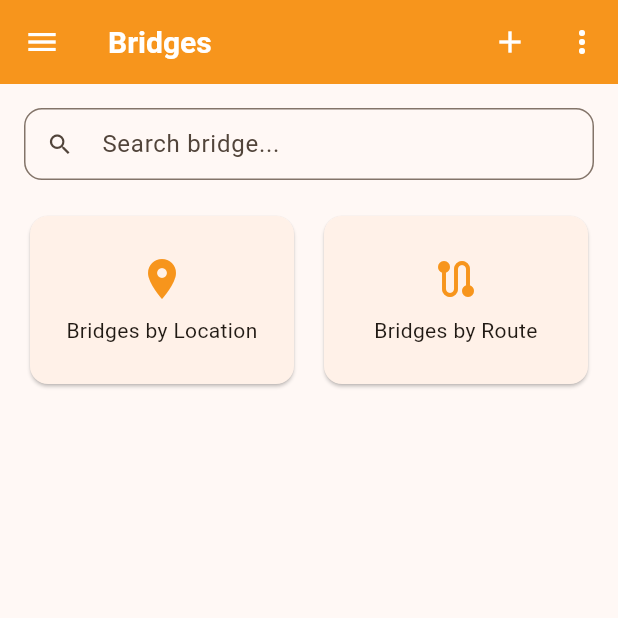
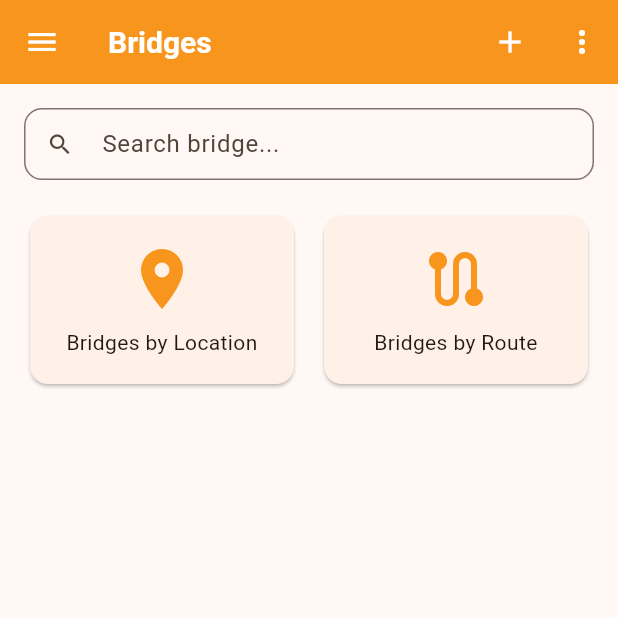
Before and after one commit to wondaphil/era_bms_flutter, a Flutter app: the BridgesPage screen opened by its route, on a phone screen of 412 x 824 dp, the top half of it. Run offline on Flutter 3.47's test engine with Material 3 defaults, Android fonts, the phone set to English and light mode, and no system bars; our stand-ins replace flutter_riverpod, flutter_svg, go_router, sqflite; accounts and stored records are empty.

Commit message:
Add search featue for bridge and culvert

```diff
--- a/lib/core/navigation/app_router.dart
+++ b/lib/core/navigation/app_router.dart
@@ -4,8 +4,10 @@
 import '../../features/culverts/culverts_page.dart';
 import '../../features/bridges/bridges_by_location_page.dart';
 import '../../features/bridges/bridges_by_route_page.dart';
+import '../../features/bridges/bridge_detail_page.dart';
 import '../../features/culverts/culverts_by_location_page.dart';
 import '../../features/culverts/culverts_by_route_page.dart';
+import '../../features/culverts/culvert_detail_page.dart';
 
 final appRouter = GoRouter(
   initialLocation: '/',
@@ -44,5 +46,21 @@
       path: '/culvertsbyroute',
       builder: (context, state) => const CulvertsByRoutePage(),
     ),
+
+		GoRoute(
+			path: '/bridge/:id',
+			builder: (context, state) {
+				final bridgeId = state.pathParameters['id']!;
+				return BridgeDetailPage(bridgeId: bridgeId);
+			},
+		),
+
+		GoRoute(
+			path: '/culvert/:id',
+			builder: (context, state) {
+				final culvertId = state.pathParameters['id']!;
+				return CulvertDetailPage(culvertId: culvertId);
+			},
+		),
   ],
 );
--- a/lib/features/bridges/bridges_by_location_page.dart
+++ b/lib/features/bridges/bridges_by_location_page.dart
@@ -1,4 +1,5 @@
 import 'package:flutter/material.dart';
+import 'package:go_router/go_router.dart';
 import '../../core/database/location_repository.dart';
 import '../../core/database/bridges_repository.dart';
 import '../../core/widgets/app_svg_icon.dart';
@@ -186,10 +187,13 @@
 																itemBuilder: (context, index) {
 																	final b = bridges[index];
 																	return ListTile(
-																		leading: const Icon(Icons.account_tree),
+																		leading: AppSvgIcon(asset: 'assets/icons/bridge.svg', size: 24),
 																		title: Text(
 																			'${b['BridgeNo']} - ${b['BridgeName']}',
 																		),
+																		onTap: () {
+																			context.push('/bridge/${b['BridgeId']}');
+																		},
 																	);
 																},
 															),
--- a/lib/features/bridges/bridges_by_route_page.dart
+++ b/lib/features/bridges/bridges_by_route_page.dart
@@ -1,4 +1,5 @@
 import 'package:flutter/material.dart';
+import 'package:go_router/go_router.dart';
 import '../../core/database/route_repository.dart';
 import '../../core/database/bridges_repository.dart';
 import '../../core/widgets/app_svg_icon.dart';
@@ -154,10 +155,13 @@
 																itemBuilder: (context, index) {
 																	final b = bridges[index];
 																	return ListTile(
-																		leading: const Icon(Icons.account_tree),
+																		leading: AppSvgIcon(asset: 'assets/icons/bridge.svg', size: 24),
 																		title: Text(
 																			'${b['BridgeNo']} - ${b['BridgeName']}',
 																		),
+																		onTap: () {
+																			context.push('/bridge/${b['BridgeId']}');
+																		},
 																	);
 																},
 															),
--- a/lib/features/bridges/bridges_page.dart
+++ b/lib/features/bridges/bridges_page.dart
@@ -1,9 +1,55 @@
 import 'package:flutter/material.dart';
 import 'package:go_router/go_router.dart';
 import '../../core/navigation/app_drawer.dart';
+import '../../core/database/bridges_repository.dart';
 
-class BridgesPage extends StatelessWidget {
+class BridgesPage extends StatefulWidget {
   const BridgesPage({super.key});
+
+  @override
+  State<BridgesPage> createState() => _BridgesPageState();
+}
+
+class _BridgesPageState extends State<BridgesPage> {
+  final BridgesRepository _repo = BridgesRepository();
+  final TextEditingController _searchController = TextEditingController();
+
+  List<Map<String, dynamic>> searchResults = [];
+  bool searching = false;
+
+  // -----------------------
+  // Search logic
+  // -----------------------
+
+  Future<void> _onSearchChanged(String value) async {
+    if (value.trim().length < 3) {
+      setState(() {
+        searchResults.clear();
+        searching = false;
+      });
+      return;
+    }
+
+    setState(() => searching = true);
+
+    final results = await _repo.searchBridges(value.trim());
+
+    if (!mounted) return;
+
+    setState(() {
+      searchResults = results;
+      searching = false;
+    });
+  }
+
+  void _clearSearch() {
+    _searchController.clear();
+    setState(() => searchResults = []);
+  }
+
+  // -----------------------
+  // UI
+  // -----------------------
 
   @override
   Widget build(BuildContext context) {
@@ -40,16 +86,33 @@
           ),
         ],
       ),
-      body: Padding(
+      body: SingleChildScrollView(
 				padding: const EdgeInsets.all(16),
 				child: Column(
 					crossAxisAlignment: CrossAxisAlignment.stretch,
 					children: [
 						// Search box
 						TextField(
+							controller: _searchController,
+							onChanged: _onSearchChanged,
 							decoration: InputDecoration(
 								hintText: 'Search bridge...',
 								prefixIcon: const Icon(Icons.search),
+								suffixIcon: searching
+										? const Padding(
+												padding: EdgeInsets.all(12),
+												child: SizedBox(
+													width: 16,
+													height: 16,
+													child: CircularProgressIndicator(strokeWidth: 2),
+												),
+											)
+										: (_searchController.text.isNotEmpty
+												? IconButton(
+														icon: const Icon(Icons.clear),
+														onPressed: _clearSearch,
+													)
+												: null),
 								border: OutlineInputBorder(
 									borderRadius: BorderRadius.circular(12),
 								),
@@ -57,64 +120,61 @@
 							),
 						),
 
+						// Search results
+						if (searchResults.isNotEmpty) ...[
+							const SizedBox(height: 4),
+							Container(
+								constraints: const BoxConstraints(maxHeight: 300),
+								decoration: BoxDecoration(
+									color: Theme.of(context).cardColor,
+									border: Border.all(color: Colors.grey.shade300),
+									borderRadius: BorderRadius.circular(8),
+								),
+								child: ListView.separated(
+									shrinkWrap: true,
+									physics: const NeverScrollableScrollPhysics(),
+									itemCount: searchResults.length,
+									separatorBuilder: (_, __) =>
+											const Divider(height: 1),
+									itemBuilder: (context, index) {
+										final b = searchResults[index];
+										return ListTile(
+											dense: true,
+											title: Text(
+												'${b['BridgeNo']} – ${b['BridgeName']}',
+											),
+											onTap: () {
+												_clearSearch();
+												context.push('/bridge/${b['BridgeId']}');
+											},
+										);
+									},
+								),
+							),
+						],
+
 						const SizedBox(height: 20),
 
 						// Quick cards
 						Row(
 							children: [
 								Expanded(
-									child: SizedBox(
-										height: 120,
-										child: Card(
-											child: InkWell(
-												onTap: () {
-													context.push('/bridgesbylocation');
-												},
-												child: Column(
-													mainAxisAlignment: MainAxisAlignment.center,
-													children: [
-														Icon(
-															Icons.location_on,
-															size: 32,
-															color: Theme.of(context).colorScheme.primary,
-														),
-														const SizedBox(height: 8),
-														const Text(
-															'Bridges by Location',
-															textAlign: TextAlign.center,
-														),
-													],
-												),
-											),
-										),
+									child: _quickCard(
+										context,
+										icon: Icons.location_on,
+										title: 'Bridges by Location',
+										onTap: () =>
+												context.push('/bridgesbylocation'),
 									),
 								),
 								const SizedBox(width: 12),
 								Expanded(
-									child: SizedBox(
-										height: 120,
-										child: Card(
-											child: InkWell(
-												onTap: () {
-													context.push('/bridgesbyroute');
-												},
-												child: Column(
-													mainAxisAlignment: MainAxisAlignment.center,
-													children: [
-														Icon(
-															Icons.route,
-															size: 32,
-															color: Theme.of(context).colorScheme.primary,
-														),
-														const SizedBox(height: 8),
-														const Text(
-															'Bridges by Route',
-															textAlign: TextAlign.center,
-														),
-													],
-												),
-											),
-										),
+									child: _quickCard(
+										context,
+										icon: Icons.route,
+										title: 'Bridges by Route',
+										onTap: () =>
+												context.push('/bridgesbyroute'),
 									),
 								),
 							],
@@ -125,13 +185,18 @@
     );
   }
 
+  // -----------------------
+  // Quick card
+  // -----------------------
+
   Widget _quickCard(
     BuildContext context, {
     required IconData icon,
     required String title,
+    required VoidCallback onTap,
   }) {
     return SizedBox(
-			height: 120, // 👈 force equal height
+      height: 120,
       child: Card(
         elevation: 1,
         shape: RoundedRectangleBorder(
@@ -139,9 +204,7 @@
         ),
         child: InkWell(
           borderRadius: BorderRadius.circular(12),
-					onTap: () {
-						// TODO
-					},
+          onTap: onTap,
           child: Padding(
             padding: const EdgeInsets.all(12),
             child: Column(
@@ -150,7 +213,8 @@
                 Icon(
                   icon,
                   size: 48,
-									color: Theme.of(context).colorScheme.primary,
+                  color:
+                      Theme.of(context).colorScheme.primary,
                 ),
                 const SizedBox(height: 8),
                 Text(
@@ -158,7 +222,6 @@
                   textAlign: TextAlign.center,
                   maxLines: 2,
                   overflow: TextOverflow.ellipsis,
-									style: Theme.of(context).textTheme.bodyMedium,
                 ),
               ],
             ),
--- a/lib/features/culverts/culverts_by_location_page.dart
+++ b/lib/features/culverts/culverts_by_location_page.dart
@@ -1,4 +1,5 @@
 import 'package:flutter/material.dart';
+import 'package:go_router/go_router.dart';
 import '../../core/database/location_repository.dart';
 import '../../core/database/culverts_repository.dart';
 import '../../core/widgets/app_svg_icon.dart';
@@ -186,10 +187,13 @@
 																itemBuilder: (context, index) {
 																	final b = culverts[index];
 																	return ListTile(
-																		leading: const Icon(Icons.account_tree),
+																		leading: AppSvgIcon(asset: 'assets/icons/culvert.svg', size: 24),
 																		title: Text(
 																			'${b['CulvertNo']}',
 																		),
+																		onTap: () {
+																			context.push('/culvert/${b['CulvertId']}');
+																		},
 																	);
 																},
 															),
--- a/lib/features/culverts/culverts_by_route_page.dart
+++ b/lib/features/culverts/culverts_by_route_page.dart
@@ -1,4 +1,5 @@
 import 'package:flutter/material.dart';
+import 'package:go_router/go_router.dart';
 import '../../core/database/route_repository.dart';
 import '../../core/database/culverts_repository.dart';
 import '../../core/widgets/app_svg_icon.dart';
@@ -154,10 +155,13 @@
 																itemBuilder: (context, index) {
 																	final b = culverts[index];
 																	return ListTile(
-																		leading: const Icon(Icons.account_tree),
+																		leading: AppSvgIcon(asset: 'assets/icons/culvert.svg', size: 24),
 																		title: Text(
 																			'${b['CulvertNo']}',
 																		),
+																		onTap: () {
+																			context.push('/culvert/${b['CulvertId']}');
+																		},
 																	);
 																},
 															),
--- a/lib/main.dart
+++ b/lib/main.dart
@@ -3,5 +3,9 @@
 import 'app.dart';
 
 void main() {
-  runApp(const ProviderScope(child: EraBmsApp()));
+  runApp(
+    const ProviderScope(
+      child: EraBmsApp(),
+    ),
+  );
 }
```
Also changed, not shown: lib/core/database/bridges_repository.dart (+35 -1 lines), lib/core/database/culverts_repository.dart (+34 -1 lines), lib/features/bridges/bridge_detail_page.dart (added, +138 -0 lines), lib/features/culverts/culvert_detail_page.dart (added, +137 -0 lines), lib/features/culverts/culverts_page.dart (+119 -56 lines). Lines whose indentation alone changed are shown as unchanged.
